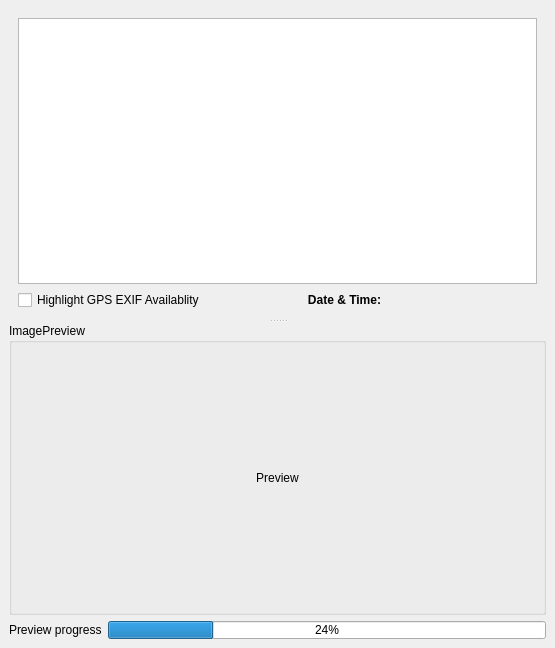
Before: the Qt Designer form easygeotagger/src/ui/egtmainwindowgui.ui in alexbruy/EasyGeoTagger, drawn with Qt 5.
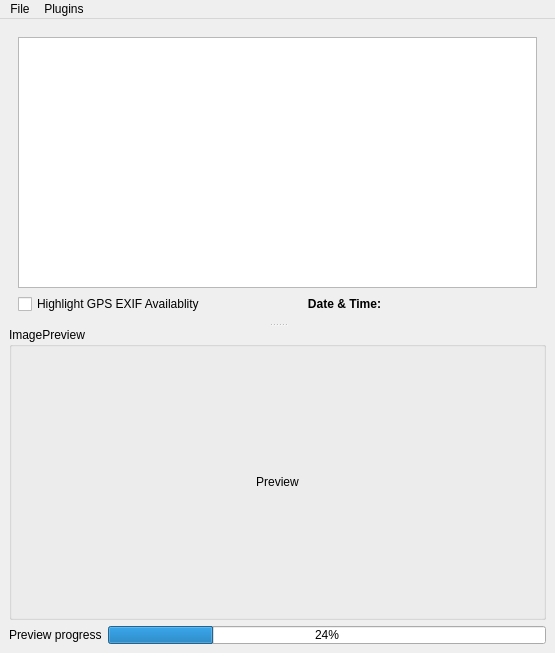
After: the same form once the commit is applied. Icons and pictures are not drawn.

Commit message: -Updated some icons -Added dynamic plugin loading ability

Diff of the .ui file:
```diff
--- a/easygeotagger/src/ui/egtmainwindowgui.ui
+++ b/easygeotagger/src/ui/egtmainwindowgui.ui
@@ -1,23 +1,23 @@
 <?xml version="1.0" encoding="UTF-8"?>
 <ui version="4.0">
  <class>EgtMainWindowGui</class>
- <widget class="QMainWindow" name="EgtMainWindowGui">
-  <property name="geometry">
+ <widget class="QMainWindow" name="EgtMainWindowGui" >
+  <property name="geometry" >
    <rect>
     <x>0</x>
     <y>0</y>
     <width>555</width>
-    <height>648</height>
+    <height>653</height>
    </rect>
   </property>
   <property name="windowTitle">
    <string>EasyGeoTagger - Alpha Version - Do Not Distribute - Biodiversity Informatics Facility - AMNH</string>
   </property>
-  <widget class="QWidget" name="centralwidget">
-   <layout class="QGridLayout">
-    <item row="0" column="0">
-     <widget class="QSplitter" name="splitter">
-      <property name="orientation">
+  <widget class="QWidget" name="centralwidget" >
+   <layout class="QVBoxLayout" name="verticalLayout" >
+    <item>
+     <widget class="QSplitter" name="splitter" >
+      <property name="orientation" >
        <enum>Qt::Vertical</enum>
       </property>
       <widget class="QFrame" name="frame">
@@ -102,26 +102,20 @@
        <property name="frameShadow">
         <enum>QFrame::Raised</enum>
        </property>
-       <layout class="QGridLayout">
-        <property name="margin">
+       <layout class="QGridLayout" >
+        <property name="margin" >
          <number>0</number>
         </property>
-        <item row="0" column="0" colspan="2">
-         <widget class="QGroupBox" name="groupBox_2">
-          <property name="title">
+        <item row="0" column="0" colspan="2" >
+         <widget class="QGroupBox" name="groupBox_2" >
+          <property name="title" >
            <string>ImagePreview</string>
           </property>
-          <layout class="QVBoxLayout">
-           <property name="spacing">
-            <number>1</number>
-           </property>
-           <property name="margin">
-            <number>1</number>
-           </property>
+          <layout class="QVBoxLayout" name="verticalLayout_2" >
            <item>
-            <widget class="QLabel" name="labelPreview">
-             <property name="sizePolicy">
-              <sizepolicy hsizetype="MinimumExpanding" vsizetype="Preferred">
+            <widget class="QLabel" name="labelPreview" >
+             <property name="sizePolicy" >
+              <sizepolicy vsizetype="Preferred" hsizetype="MinimumExpanding" >
                <horstretch>0</horstretch>
                <verstretch>0</verstretch>
               </sizepolicy>
@@ -152,16 +146,16 @@
           </layout>
          </widget>
         </item>
-        <item row="1" column="0">
-         <widget class="QLabel" name="label_2">
-          <property name="text">
+        <item row="1" column="0" >
+         <widget class="QLabel" name="label_2" >
+          <property name="text" >
            <string>Preview progress</string>
           </property>
          </widget>
         </item>
-        <item row="1" column="1">
-         <widget class="QProgressBar" name="pbarProgressBar">
-          <property name="maximumSize">
+        <item row="1" column="1" >
+         <widget class="QProgressBar" name="pbarProgressBar" >
+          <property name="maximumSize" >
            <size>
             <width>16777215</width>
             <height>18</height>
@@ -178,15 +172,40 @@
     </item>
    </layout>
   </widget>
-  <widget class="QMenuBar" name="menubar">
-   <property name="geometry">
+  <widget class="QMenuBar" name="menubar" >
+   <property name="geometry" >
     <rect>
      <x>0</x>
      <y>0</y>
      <width>555</width>
-     <height>24</height>
+     <height>22</height>
     </rect>
    </property>
+   <widget class="QMenu" name="menuFile" >
+    <property name="title" >
+     <string>File</string>
+    </property>
+    <addaction name="actionExit" />
+   </widget>
+   <widget class="QMenu" name="menuPlugins" >
+    <property name="title" >
+     <string>Plugins</string>
+    </property>
+    <widget class="QMenu" name="menuLoad" >
+     <property name="title" >
+      <string>Load</string>
+     </property>
+     <property name="icon" >
+      <iconset resource="../app/app.qrc" >
+       <normaloff>:/16/icons/16/list-add.png</normaloff>:/16/icons/16/list-add.png</iconset>
+     </property>
+     <addaction name="actionLoadSingle" />
+     <addaction name="actionLoadAll" />
+    </widget>
+    <addaction name="menuLoad" />
+   </widget>
+   <addaction name="menuFile" />
+   <addaction name="menuPlugins" />
   </widget>
  </widget>
  <resources/>
```
Left out of the diff: 121 changed lines with no effect on the pictures. The commit also changes 12 other files.
